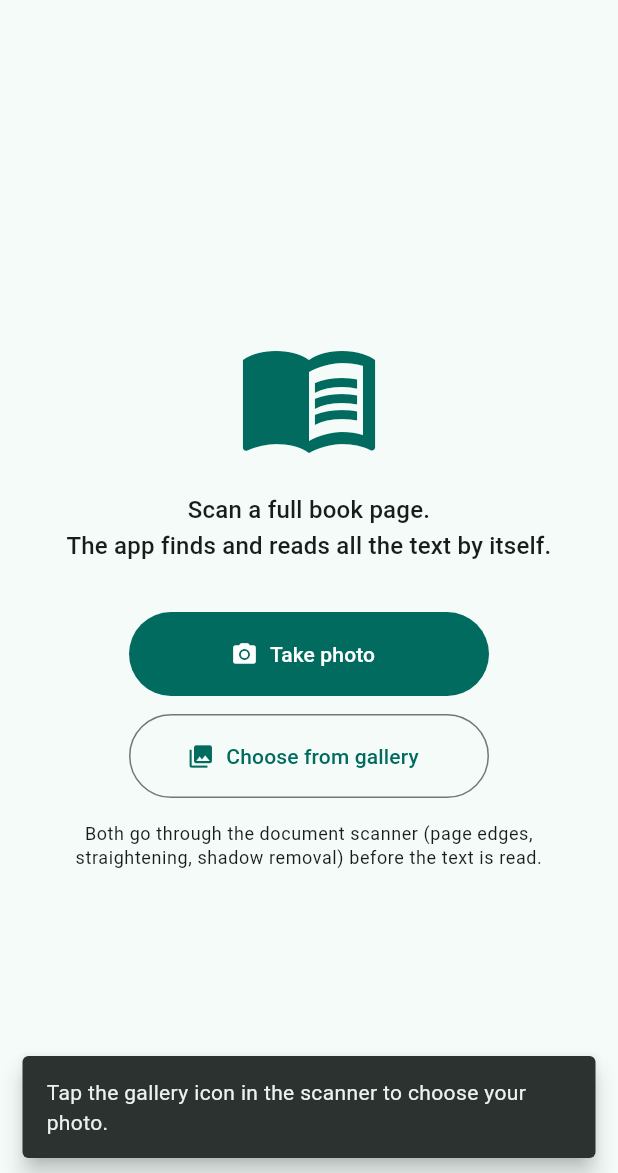
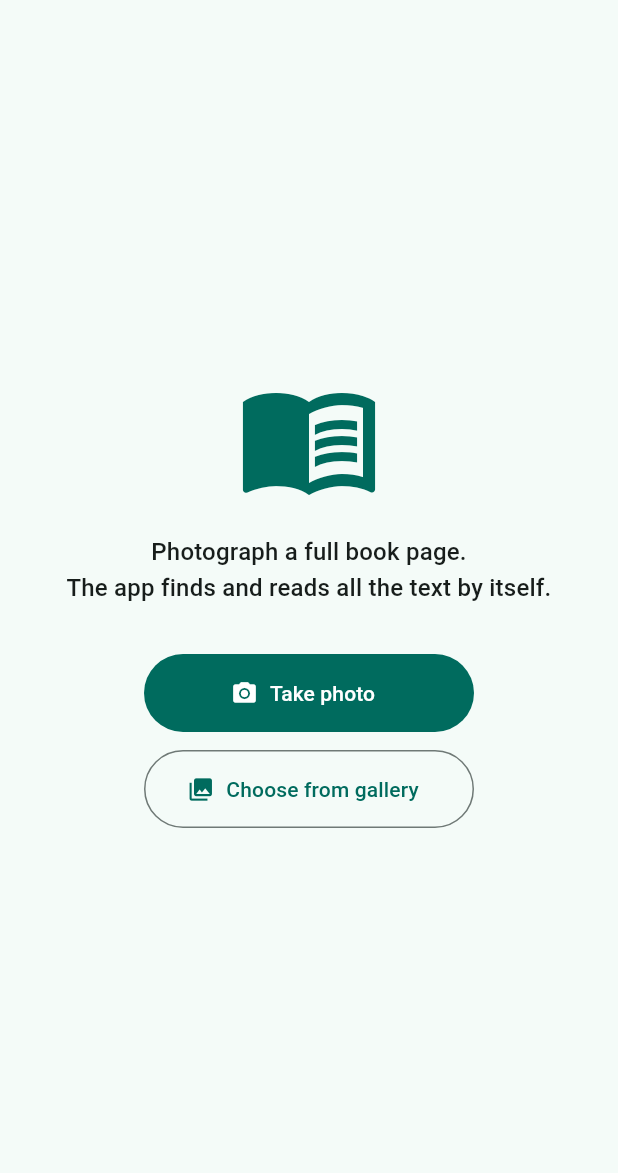
Before and after one commit to ayanatiq01-arch/fyp_ocr_project, a Flutter app: the screen it shows after launch, after a tap on "Choose from gallery", on a phone screen of 412 x 824 dp, the part 63-1236 px from its top. Run offline on Flutter 3.47's test engine with Material 3 defaults, Android fonts, the phone set to English and light mode, and no system bars; our stand-ins replace image_cropper, image_picker; network calls fail.

Commit message:
Remove the document scanner from the app (back to the plain camera/gallery)
Reverts 08d5fb2 and 83ae430 at the user's request: ML Kit's scanner always
opens its own camera view, even for "Choose from gallery". The app is
identical to a6cede7 again (image_picker camera + gallery, no ML Kit).

Co-Authored-By: Claude Opus 5.5 <noreply@anthropic.com>

```diff
--- a/frontend_app/lib/main.dart
+++ b/frontend_app/lib/main.dart
@@ -2,8 +2,7 @@
 //
 // Bilingual (Urdu & Arabic) OCR Scanner - Flutter UI.
 //
-// Flow:  Scan (Google ML Kit document scanner: edges, perspective, shadow
-//        clean-up) or Camera / Gallery  ->  upload the WHOLE page (no manual cropping;
+// Flow:  Camera / Gallery  ->  upload the WHOLE page (no manual cropping;
 //        the backend finds every text box itself)  ->  text streams in, in
 //        reading order  ->  page is shown with its original structure
 //        (title, paragraphs, bullets, tables).
@@ -14,7 +13,6 @@ import 'dart:io';
 
 import 'package:flutter/material.dart';
 import 'package:flutter/services.dart';
-import 'package:google_mlkit_document_scanner/google_mlkit_document_scanner.dart';
 import 'package:image_picker/image_picker.dart';
 
 import 'api_service.dart';
@@ -87,52 +85,6 @@ class _ScannerPageState extends State<ScannerPage> {
     final LostDataResponse lost = await _picker.retrieveLostData();
     if (lost.isEmpty || lost.file == null || !mounted) return;
     _startScan(File(lost.file!.path));
-  }
-
-  /// Best capture path: Google's ML Kit document scanner (Android only).
-  ///
-  /// It finds the page edges, flattens the perspective, removes shadows and
-  /// stains, and hands back a clean page image - exactly what the OCR needs.
-  /// Falls back to the plain camera when it is unavailable (iOS, or Google
-  /// Play services missing / outdated).
-  ///
-  /// Both entry points go through it:
-  ///  * camera  - the scanner opens its camera (auto-capture on the page);
-  ///  * gallery - the scanner opens with its gallery button enabled. ML Kit
-  ///    cannot be handed an existing file, so the photo is picked INSIDE the
-  ///    scanner (gallery icon), which then detects the page, flattens and
-  ///    cleans it exactly like a camera capture.
-  Future<void> _capture(ImageSource source) async {
-    final fromGallery = source == ImageSource.gallery;
-    if (!Platform.isAndroid) {
-      _snack('Document scanner is only available on Android - using the plain '
-          '${fromGallery ? 'gallery' : 'camera'}.');
-      return _pick(source);
-    }
-    if (fromGallery) {
-      _snack('Tap the gallery icon in the scanner to choose your photo.');
-    }
-    final scanner = DocumentScanner(
-      options: DocumentScannerOptions(
-        documentFormats: const {DocumentFormat.jpeg},
-        mode: ScannerMode.full, // crop + filters + shadow/stain clean-up
-        pageLimit: 1,
-        isGalleryImport: fromGallery,
-      ),
-    );
-    try {
-      final DocumentScanningResult result = await scanner.scanDocument();
-      final images = result.images;
-      if (images == null || images.isEmpty) return;
-      _startScan(File(images.first));
-    } on PlatformException catch (e) {
-      if ((e.message ?? '').toLowerCase().contains('cancel')) return; // user backed out
-      _snack('Document scanner unavailable (${e.message}) - using the plain '
-          '${fromGallery ? 'gallery' : 'camera'}.');
-      await _pick(source);
-    } finally {
-      await scanner.close();
-    }
   }
 
   Future<void> _pick(ImageSource source) async {
@@ -296,30 +248,23 @@ class _ScannerPageState extends State<ScannerPage> {
             Icon(Icons.menu_book, size: 96, color: Theme.of(context).colorScheme.primary),
             const SizedBox(height: 16),
             Text(
-              'Scan a full book page.\nThe app finds and reads all the text by itself.',
+              'Photograph a full book page.\nThe app finds and reads all the text by itself.',
               textAlign: TextAlign.center,
               style: Theme.of(context).textTheme.titleMedium,
             ),
             const SizedBox(height: 32),
             FilledButton.icon(
-              onPressed: () => _capture(ImageSource.camera),
+              onPressed: () => _pick(ImageSource.camera),
               icon: const Icon(Icons.photo_camera),
               label: const Text('Take photo'),
-              style: FilledButton.styleFrom(minimumSize: const Size(240, 56)),
+              style: FilledButton.styleFrom(minimumSize: const Size(220, 52)),
             ),
             const SizedBox(height: 12),
             OutlinedButton.icon(
-              onPressed: () => _capture(ImageSource.gallery),
+              onPressed: () => _pick(ImageSource.gallery),
               icon: const Icon(Icons.photo_library),
               label: const Text('Choose from gallery'),
-              style: OutlinedButton.styleFrom(minimumSize: const Size(240, 56)),
-            ),
-            const SizedBox(height: 16),
-            Text(
-              'Both go through the document scanner (page edges, straightening, '
-              'shadow removal) before the text is read.',
-              textAlign: TextAlign.center,
-              style: Theme.of(context).textTheme.bodySmall,
+              style: OutlinedButton.styleFrom(minimumSize: const Size(220, 52)),
             ),
           ],
         ),
--- a/frontend_app/pubspec.yaml
+++ b/frontend_app/pubspec.yaml
@@ -12,9 +12,6 @@ dependencies:
     sdk: flutter
   # Native camera / gallery access.
   image_picker: ^1.2.3
-  # Google ML Kit document scanner (Android): edge detection, perspective
-  # correction, shadow / stain removal - gives the OCR a flat, clean page.
-  google_mlkit_document_scanner: ^0.6.1
   # Interactive cropping UI (uCrop on Android, TOCropViewController on iOS).
   image_cropper: ^12.2.1
   # Multipart HTTP upload to the FastAPI backend.
```
Also changed, not shown: frontend_app/pubspec.lock, 3 other files.
